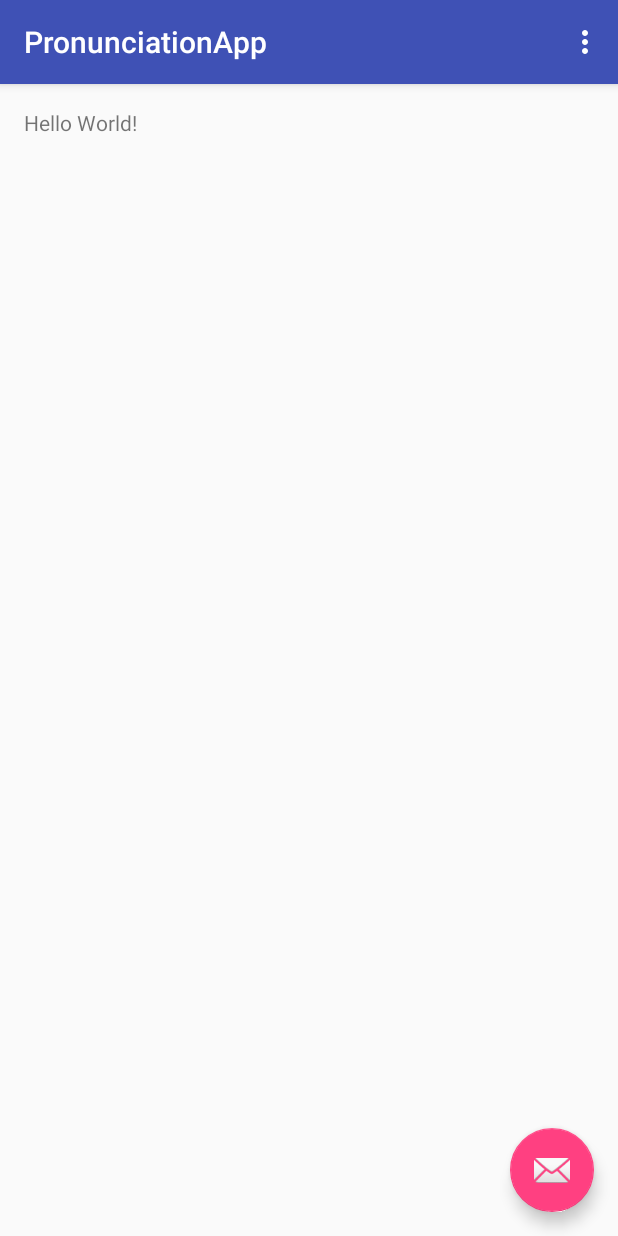
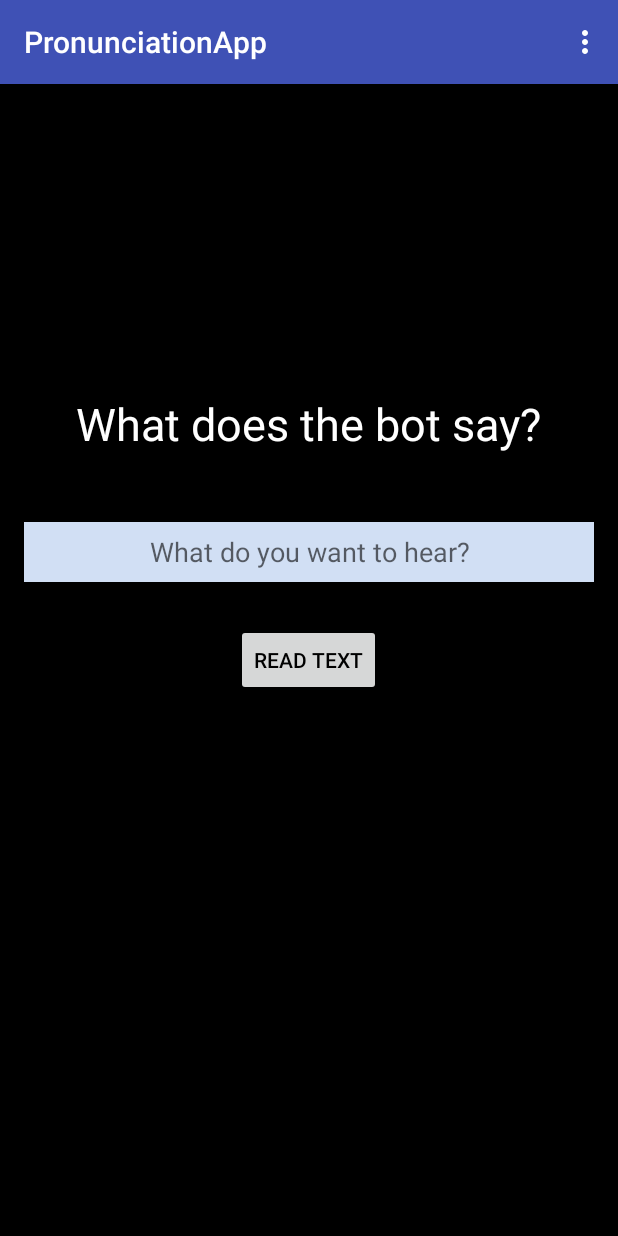
Before and after one commit to evonneng/PronunciationApp, an Android app: the screen it shows after launch (MainActivity), on a phone screen of 412 x 824 dp. Run offline under Robolectric (Android 15) with nearby library versions, the phone set to English and light mode, and no system bars; 2 statements that could not run were skipped.

Commit message:
created UI shell for app

```diff
--- a/app/src/main/res/layout/activity_main.xml
+++ b/app/src/main/res/layout/activity_main.xml
@@ -23,12 +23,4 @@
 
     <include layout="@layout/content_main" />
 
-    <android.support.design.widget.FloatingActionButton
-        android:id="@+id/fab"
-        android:layout_width="wrap_content"
-        android:layout_height="wrap_content"
-        android:layout_gravity="bottom|end"
-        android:layout_margin="@dimen/fab_margin"
-        android:src="@android:drawable/ic_dialog_email" />
-
 </android.support.design.widget.CoordinatorLayout>
--- a/app/src/main/res/layout/content_main.xml
+++ b/app/src/main/res/layout/content_main.xml
@@ -8,6 +8,7 @@
     android:paddingLeft="@dimen/activity_horizontal_margin"
     android:paddingRight="@dimen/activity_horizontal_margin"
     android:paddingTop="@dimen/activity_vertical_margin"
+    android:background="@color/black"
     app:layout_behavior="@string/appbar_scrolling_view_behavior"
     tools:context="example.com.pronunciationapp.MainActivity"
     tools:showIn="@layout/activity_main">
@@ -15,5 +16,34 @@
     <TextView
         android:layout_width="wrap_content"
         android:layout_height="wrap_content"
-        android:text="Hello World!" />
+        android:textSize="30dp"
+        android:text="What does the bot say?"
+        android:textColor="@color/white"
+        android:id="@+id/textView"
+        android:layout_marginBottom="45dp"
+        android:layout_above="@+id/editText"
+        android:layout_centerHorizontal="true" />
+
+    <EditText
+        android:layout_width="wrap_content"
+        android:layout_height="40dp"
+        android:id="@+id/editText"
+        android:textAlignment="center"
+        android:background="@color/grey"
+        android:hint="@string/edit_text"
+        android:layout_above="@+id/button"
+        android:layout_centerHorizontal="true"
+        android:layout_marginBottom="28dp"
+        android:layout_alignParentEnd="true"
+        android:layout_alignParentStart="true" />
+
+    <Button
+        style="?android:attr/buttonStyleSmall"
+        android:layout_width="wrap_content"
+        android:layout_height="wrap_content"
+        android:textColor="@color/black"
+        android:text="@string/button"
+        android:id="@+id/button"
+        android:layout_centerVertical="true"
+        android:layout_centerHorizontal="true" />
 </RelativeLayout>
--- a/app/src/main/res/values/colors.xml
+++ b/app/src/main/res/values/colors.xml
@@ -3,4 +3,7 @@
     <color name="colorPrimary">#3F51B5</color>
     <color name="colorPrimaryDark">#303F9F</color>
     <color name="colorAccent">#FF4081</color>
+    <color name="grey">#d1dff4</color>
+    <color name="black">#000000</color>
+    <color name="white">#ffffff</color>
 </resources>
--- a/app/src/main/res/values/strings.xml
+++ b/app/src/main/res/values/strings.xml
@@ -1,4 +1,6 @@
 <resources>
     <string name="app_name">PronunciationApp</string>
     <string name="action_settings">Settings</string>
+    <string name="edit_text">What do you want to hear?</string>
+    <string name="button">Read text</string>
 </resources>
```
